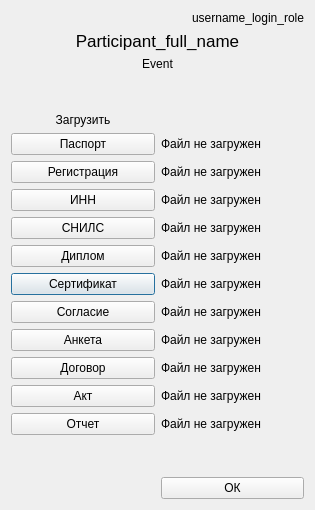
Before: the Qt Designer form Ui_designer/Ui_Upload_docs.ui in Vsesvet/FastComm, drawn with Qt 5.
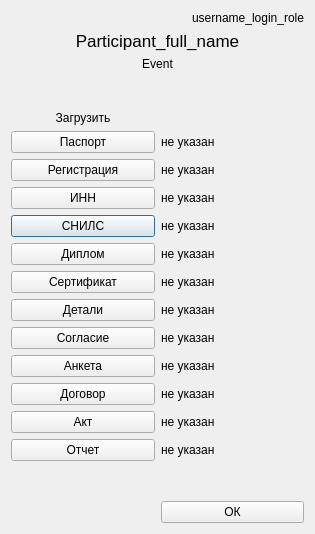
After: the same form once the commit is applied.

Commit message: 1. Добавлены поля: Реквизиты ФЛ. (details, details_exist, details_accept, details_comment) 2. Добавлена кнопка Email для отсылки письма одному участнику из Event. (иначе скрыта)

The edit to the form file:
```diff
--- a/Ui_designer/Ui_Upload_docs.ui
+++ b/Ui_designer/Ui_Upload_docs.ui
@@ -7,24 +7,59 @@
     <x>0</x>
     <y>0</y>
     <width>315</width>
-    <height>510</height>
+    <height>534</height>
    </rect>
   </property>
   <property name="windowTitle">
    <string>Event</string>
   </property>
   <layout class="QGridLayout" name="gridLayout">
-   <item row="10" column="1">
-    <widget class="QLabel" name="label_sertificate_upload">
-     <property name="text">
-      <string>Файл не загружен</string>
-     </property>
-    </widget>
-   </item>
    <item row="5" column="1">
     <widget class="QLabel" name="label_passport_upload">
      <property name="text">
-      <string>Файл не загружен</string>
+      <string>не указан</string>
+     </property>
+    </widget>
+   </item>
+   <item row="8" column="0">
+    <widget class="QPushButton" name="pushButton_upload_snils">
+     <property name="text">
+      <string>СНИЛС</string>
+     </property>
+    </widget>
+   </item>
+   <item row="14" column="1">
+    <widget class="QLabel" name="label_contract_upload">
+     <property name="text">
+      <string>не указан</string>
+     </property>
+    </widget>
+   </item>
+   <item row="15" column="1">
+    <widget class="QLabel" name="label_act_upload">
+     <property name="text">
+      <string>не указан</string>
+     </property>
+    </widget>
+   </item>
+   <item row="16" column="0">
+    <widget class="QPushButton" name="pushButton_upload_report">
+     <property name="text">
+      <string>Отчет</string>
+     </property>
+    </widget>
+   </item>
+   <item row="13" column="0">
+    <widget class="QPushButton" name="pushButton_upload_survey">
+     <property name="text">
+      <string>Анкета</string>
+     </property>
+    </widget>
+   </item>
+   <item row="9" column="0">
+    <widget class="QPushButton" name="pushButton_upload_diploma">
+     <property name="text">
+      <string>Диплом</string>
      </property>
     </widget>
    </item>
@@ -38,17 +73,10 @@
      </property>
     </widget>
    </item>
-   <item row="10" column="0">
-    <widget class="QPushButton" name="pushButton_upload_sertificate">
+   <item row="7" column="0">
+    <widget class="QPushButton" name="pushButton_upload_inn">
      <property name="text">
-      <string>Сертификат</string>
-     </property>
-    </widget>
-   </item>
-   <item row="11" column="0">
-    <widget class="QPushButton" name="pushButton_upload_agreement">
-     <property name="text">
-      <string>Согласие</string>
+      <string>ИНН</string>
      </property>
     </widget>
    </item>
@@ -59,100 +87,27 @@
      </property>
     </widget>
    </item>
-   <item row="13" column="1">
-    <widget class="QLabel" name="label_contract_upload">
+   <item row="10" column="0">
+    <widget class="QPushButton" name="pushButton_upload_sertificate">
      <property name="text">
-      <string>Файл не загружен</string>
+      <string>Сертификат</string>
      </property>
     </widget>
    </item>
-   <item row="12" column="0">
-    <widget class="QPushButton" name="pushButton_upload_survey">
+   <item row="10" column="1">
+    <widget class="QLabel" name="label_sertificate_upload">
      <property name="text">
-      <string>Анкета</string>
+      <string>не указан</string>
      </property>
     </widget>
    </item>
-   <item row="15" column="0">
-    <widget class="QPushButton" name="pushButton_upload_report">
-     <property name="text">
-      <string>Отчет</string>
-     </property>
-    </widget>
-   </item>
-   <item row="13" column="0">
+   <item row="14" column="0">
     <widget class="QPushButton" name="pushButton_upload_contract">
      <property name="text">
       <string>Договор</string>
      </property>
     </widget>
    </item>
-   <item row="14" column="0">
-    <widget class="QPushButton" name="pushButton_upload_act">
-     <property name="text">
-      <string>Акт</string>
-     </property>
-    </widget>
-   </item>
-   <item row="12" column="1">
-    <widget class="QLabel" name="label_survey_upload">
-     <property name="text">
-      <string>Файл не загружен</string>
-     </property>
-    </widget>
-   </item>
-   <item row="11" column="1">
-    <widget class="QLabel" name="label_agreement_upload">
-     <property name="text">
-      <string>Файл не загружен</string>
-     </property>
-    </widget>
-   </item>
-   <item row="6" column="1">
-    <widget class="QLabel" name="label_registration_upload">
-     <property name="text">
-      <string>Файл не загружен</string>
-     </property>
-    </widget>
-   </item>
-   <item row="4" column="0">
-    <widget class="QLabel" name="label_upload">
-     <property name="text">
-      <string>Загрузить</string>
-     </property>
-     <property name="alignment">
-      <set>Qt::AlignCenter</set>
-     </property>
-    </widget>
-   </item>
-   <item row="9" column="1">
-    <widget class="QLabel" name="label_diploma_upload">
-     <property name="text">
-      <string>Файл не загружен</string>
-     </property>
-    </widget>
-   </item>
-   <item row="9" column="0">
-    <widget class="QPushButton" name="pushButton_upload_diploma">
-     <property name="text">
-      <string>Диплом</string>
-     </property>
-    </widget>
-   </item>
-   <item row="8" column="1">
-    <widget class="QLabel" name="label_snils_upload">
-     <property name="text">
-      <string>Файл не загружен</string>
-     </property>
-    </widget>
-   </item>
-   <item row="8" column="0">
-    <widget class="QPushButton" name="pushButton_upload_snils">
-     <property name="text">
-      <string>СНИЛС</string>
-     </property>
-    </widget>
-   </item>
    <item row="0" column="0" colspan="2">
     <widget class="QLabel" name="label_username_login_role">
      <property name="text">
@@ -163,27 +118,43 @@
      </property>
     </widget>
    </item>
-   <item row="17" column="1">
-    <widget class="QPushButton" name="pushButton_ok">
+   <item row="4" column="0">
+    <widget class="QLabel" name="label_upload">
      <property name="text">
-      <string>ОК</string>
+      <string>Загрузить</string>
      </property>
+     <property name="alignment">
+      <set>Qt::AlignCenter</set>
+     </property>
     </widget>
    </item>
-   <item row="7" column="1">
-    <widget class="QLabel" name="label_inn_upload">
+   <item row="15" column="0">
+    <widget class="QPushButton" name="pushButton_upload_act">
      <property name="text">
-      <string>Файл не загружен</string>
+      <string>Акт</string>
      </property>
     </widget>
    </item>
-   <item row="7" column="0">
-    <widget class="QPushButton" name="pushButton_upload_inn">
+   <item row="6" column="1">
+    <widget class="QLabel" name="label_registration_upload">
      <property name="text">
-      <string>ИНН</string>
+      <string>не указан</string>
      </property>
     </widget>
    </item>
+   <item row="3" column="0">
+    <spacer name="verticalSpacer_2">
+     <property name="orientation">
+      <enum>Qt::Vertical</enum>
+     </property>
+     <property name="sizeHint" stdset="0">
+      <size>
+       <width>20</width>
+       <height>40</height>
+      </size>
+     </property>
+    </spacer>
+   </item>
    <item row="1" column="0" colspan="2">
     <widget class="QLabel" name="label_participant_full_name">
      <property name="font">
@@ -199,10 +170,10 @@
      </property>
     </widget>
    </item>
-   <item row="15" column="1">
-    <widget class="QLabel" name="label_report_upload">
+   <item row="12" column="0">
+    <widget class="QPushButton" name="pushButton_upload_agreement">
      <property name="text">
-      <string>Файл не загружен</string>
+      <string>Согласие</string>
      </property>
     </widget>
    </item>
@@ -213,14 +184,42 @@
      </property>
     </widget>
    </item>
-   <item row="14" column="1">
-    <widget class="QLabel" name="label_act_upload">
+   <item row="12" column="1">
+    <widget class="QLabel" name="label_agreement_upload">
      <property name="text">
-      <string>Файл не загружен</string>
+      <string>не указан</string>
+     </property>
+    </widget>
+   </item>
+   <item row="18" column="1">
+    <widget class="QPushButton" name="pushButton_ok">
+     <property name="text">
+      <string>ОК</string>
      </property>
     </widget>
    </item>
    <item row="16" column="1">
+    <widget class="QLabel" name="label_report_upload">
+     <property name="text">
+      <string>не указан</string>
+     </property>
+    </widget>
+   </item>
+   <item row="7" column="1">
+    <widget class="QLabel" name="label_inn_upload">
+     <property name="text">
+      <string>не указан</string>
+     </property>
+    </widget>
+   </item>
+   <item row="8" column="1">
+    <widget class="QLabel" name="label_snils_upload">
+     <property name="text">
+      <string>не указан</string>
+     </property>
+    </widget>
+   </item>
+   <item row="17" column="1">
     <spacer name="verticalSpacer">
      <property name="orientation">
       <enum>Qt::Vertical</enum>
@@ -233,18 +232,33 @@
      </property>
     </spacer>
    </item>
-   <item row="3" column="0">
-    <spacer name="verticalSpacer_2">
-     <property name="orientation">
-      <enum>Qt::Vertical</enum>
+   <item row="13" column="1">
+    <widget class="QLabel" name="label_survey_upload">
+     <property name="text">
+      <string>не указан</string>
      </property>
-     <property name="sizeHint" stdset="0">
-      <size>
-       <width>20</width>
-       <height>40</height>
-      </size>
+    </widget>
+   </item>
+   <item row="9" column="1">
+    <widget class="QLabel" name="label_diploma_upload">
+     <property name="text">
+      <string>не указан</string>
      </property>
-    </spacer>
+    </widget>
+   </item>
+   <item row="11" column="0">
+    <widget class="QPushButton" name="pushButton_upload_details">
+     <property name="text">
+      <string>Детали</string>
+     </property>
+    </widget>
+   </item>
+   <item row="11" column="1">
+    <widget class="QLabel" name="label_details_upload">
+     <property name="text">
+      <string>не указан</string>
+     </property>
+    </widget>
    </item>
   </layout>
  </widget>
```
The commit also changes 8 other files.
